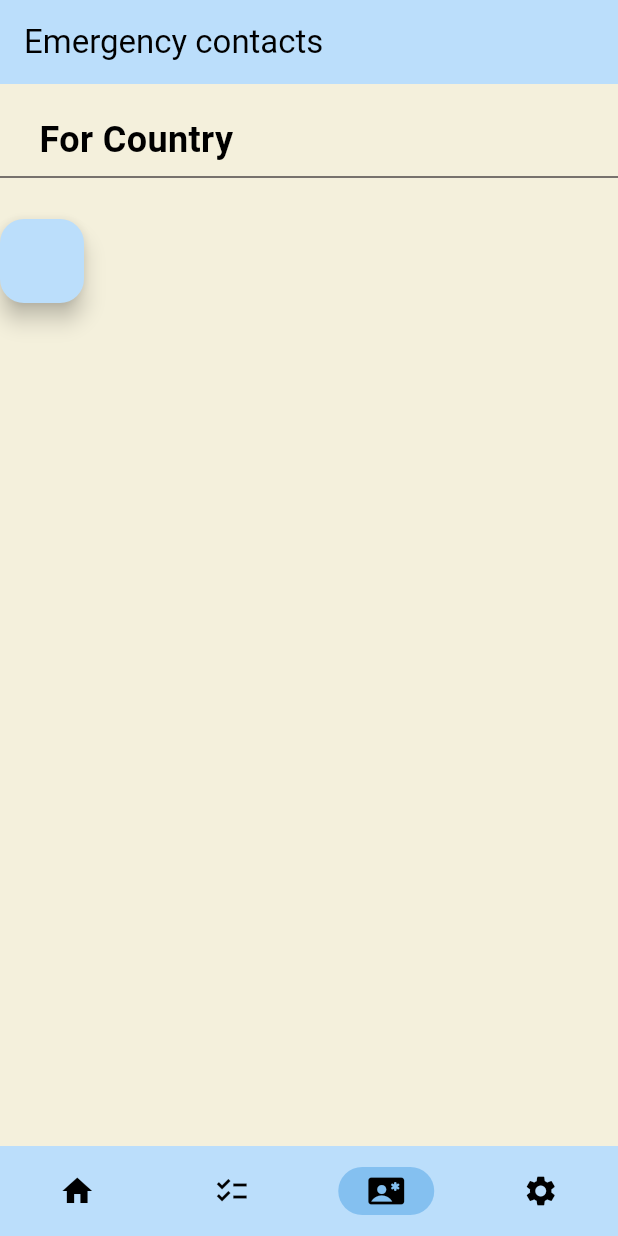
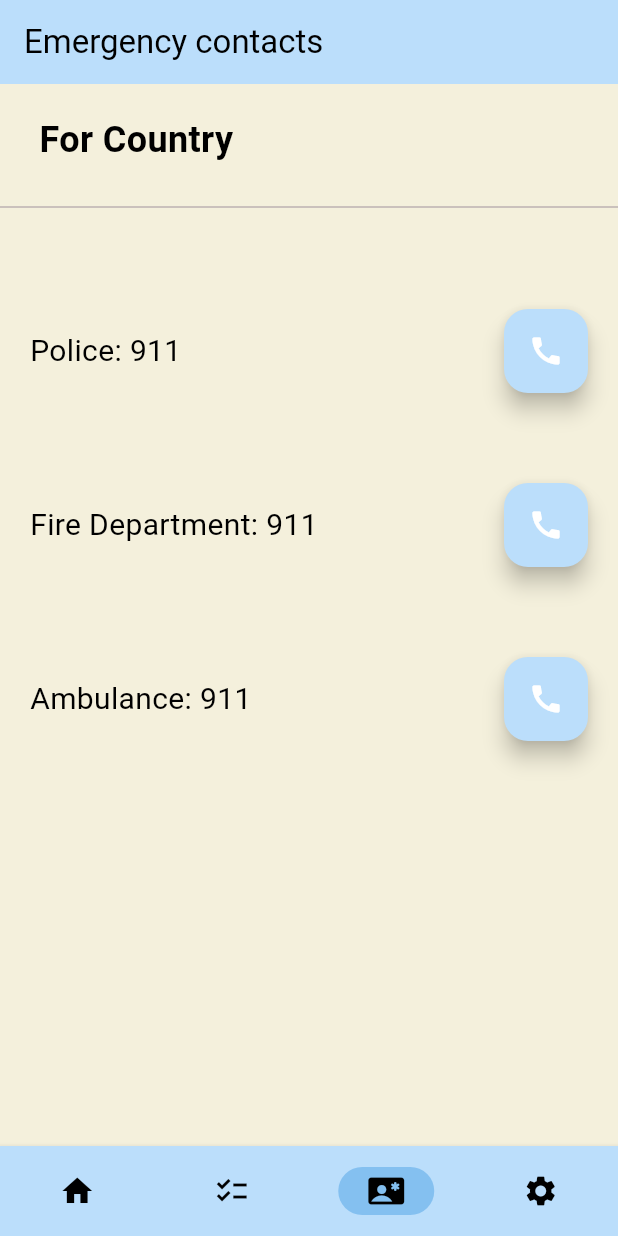
Before and after one commit to LeBern-Matthews/test_project, a Flutter app: the screen it shows after launch, item 3 of the bottom bar chosen, on a phone screen of 412 x 824 dp. Run offline on Flutter 3.47's test engine with Material 3 defaults, Android fonts, the phone set to English and light mode, and no system bars.

Commit message:
Add emergency contact dial functionality and UI updates
Implements direct phone dialing for emergency contacts with url_launcher
Enhances UI with improved spacing and visual elements
Updates progress indicator styling and navigation bar appearance
Sets specific NDK version for Android build

The changes focus on making emergency contacts directly callable while improving overall app aesthetics and usability

```diff
--- a/lib/main.dart
+++ b/lib/main.dart
@@ -57,9 +57,11 @@ class _RootPageState extends State<RootPage> {
         children: pages, // Keep all pages in memory
       ),
       bottomNavigationBar: NavigationBar(
+
+        shadowColor: Colors.grey,
         backgroundColor: Theme.of(context).colorScheme.primary,
         height: 60, // Set the background color of the navigation bar
-        //labelPadding: const Edge, // Add padding to the label
+
         labelBehavior: NavigationDestinationLabelBehavior.alwaysHide,
         destinations: [
           NavigationDestination(icon: Icon(Icons.home), label: "", tooltip: "Home"),
--- a/lib/pages/emergency_contacts.dart
+++ b/lib/pages/emergency_contacts.dart
@@ -1,5 +1,5 @@
 import 'package:flutter/material.dart';
-
+import 'package:url_launcher/url_launcher.dart';
 
 class EmergencyContactsPage extends StatefulWidget {
   const EmergencyContactsPage({super.key});
@@ -9,6 +9,22 @@ class EmergencyContactsPage extends StatefulWidget {
 }
 
 class _EmergencyContactsPageState extends State<EmergencyContactsPage> {
+
+  Future<void> _makePhoneCall(String phoneNumber) async {
+    final Uri launchUri = Uri(
+      scheme: 'tel',
+      path: phoneNumber,
+    );
+    if (await canLaunchUrl(launchUri)) {
+      await launchUrl(launchUri);
+    } else {
+      // Can't launch the URL
+      print('Could not launch $launchUri');
+      // Optionally show an error message to the user
+    }
+  }
+
+
 
   String country = "Country"; // Default country value
   @override
@@ -27,14 +43,75 @@ class _EmergencyContactsPageState extends State<EmergencyContactsPage> {
               style: const TextStyle(fontSize: 24, fontWeight: FontWeight.bold),
             ),
           ),
-          Divider( color: const Color.fromARGB(255, 78, 73, 73), thickness: 1),
           const SizedBox(height: 20),
-          FloatingActionButton(onPressed:() {
-            setState(() {
-              country = "USA";
-            });
-          }
+          Divider( color: const Color.fromARGB(255, 188, 177, 177), thickness: 1),
+          const SizedBox(height: 60),
+          Padding(
+            padding: const EdgeInsets.only(left:20, right: 20),
+            child: Column(
+              crossAxisAlignment: CrossAxisAlignment.start,
+              children:  [
+                Row(
+                  children: [
+                  Text("Police: 911", style: TextStyle(fontSize: 20)),
+                  Spacer(),
+                  FloatingActionButton(
+                  tooltip: "Call Police",
+                  child:  Icon(Icons.call),
+                  onPressed:() {
+                  setState(() {
+                  country = "USA";
+                  _makePhoneCall("911");
+                  });
+                  }
+                  ),
+                  ],
+                ),
+
+                SizedBox(height: 60),
+
+                Row(
+                  children: [
+                    Text("Fire Department: 911", style: TextStyle(fontSize: 20)),
+                    Spacer(),
+                    FloatingActionButton(
+                    tooltip: "Call Fire Department",
+                    child: const Icon(Icons.call),
+                    onPressed:() {
+                    setState(() {
+                    country = "RUSSIA";
+                    _makePhoneCall("911");
+                    });
+                    }
+                ),
+                  ],
+                ),
+
+              SizedBox(height: 60),
+
+                Row(
+                  children: [
+                    Text("Ambulance: ${911}", style: TextStyle(fontSize: 20)),
+                    Spacer(),
+                    FloatingActionButton(
+                      tooltip: "Call Ambulance",
+                      child: const Icon(Icons.call),
+                      onPressed:() {
+                        setState(() {
+                      country = "CANADA";
+                      _makePhoneCall("911");
+                        });
+                                  } //
           )
+                  ],
+                ),
+
+                SizedBox(height: 60),
+
+              ],
+            )
+            ),
+
       ],),
     );
   }
--- a/lib/pages/essential_checklist_page.dart
+++ b/lib/pages/essential_checklist_page.dart
@@ -55,14 +55,14 @@ class _EssentialChecklistPageState extends State<EssentialChecklistPage>
         child: Column(
           children: [
             Padding(
-              padding: const EdgeInsets.all(16.0),
+              padding: const EdgeInsets.all(16),
               child: Text(
                     "${(progress).toDouble()} Complete",
-                    style: TextStyle(fontSize: 16, fontWeight: FontWeight.bold),
+                    style: TextStyle(fontSize: 20, fontWeight: FontWeight.bold),
                   ),
             ),
             SizedBox(
-              height: MediaQuery.of(context).size.height - 200, // Adjust height as needed
+              height: MediaQuery.of(context).size.height - 10, // Adjust height as needed
               child: ListView.builder(
                 itemCount: _items.length,
                 itemBuilder: (BuildContext context, int index) {
--- a/pubspec.yaml
+++ b/pubspec.yaml
@@ -30,6 +30,7 @@ environment:
 dependencies:
   flutter:
     sdk: flutter
+  url_launcher: ^6.2.5
 
   # The following adds the Cupertino Icons font to your application.
   # Use with the CupertinoIcons class for iOS style icons.
```
Also changed, not shown: lib/pages/home_page.dart (+12 -13 lines), pubspec.lock, 6 other files.
